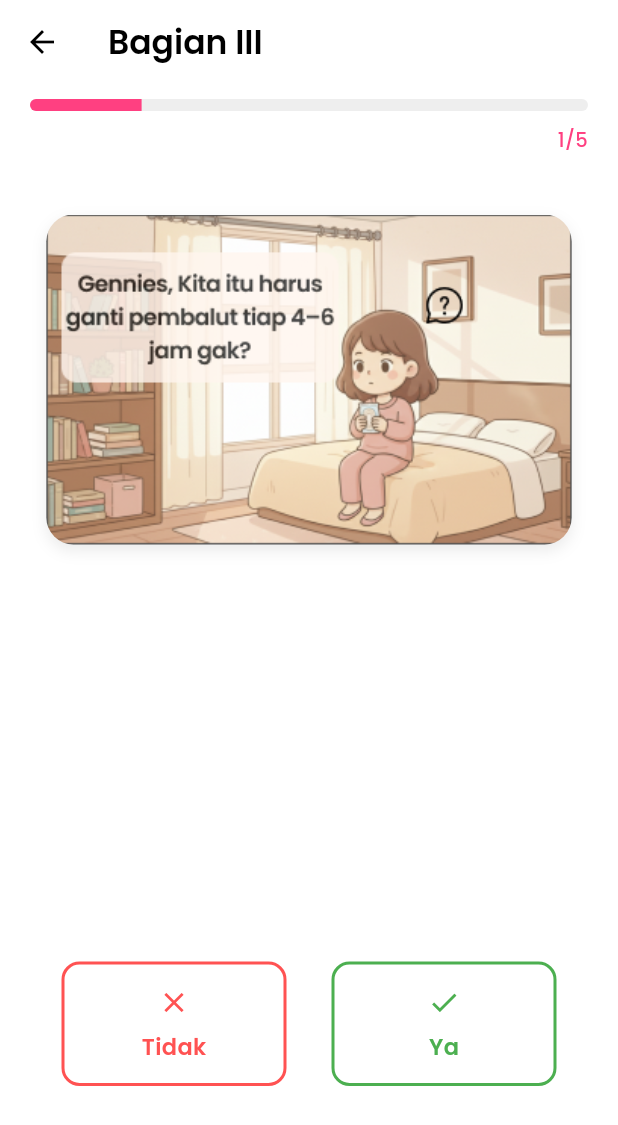
After one commit to Haniayu2345/Gen-Safe, a Flutter app: the QuestionPage3 screen opened directly, on a phone screen of 412 x 824 dp. The commit adds this screen. Shown: the top 1125 px of the screen. Run offline on Flutter 3.47's test engine with Material 3 defaults, Android fonts, the phone set to English and light mode, and no system bars; our stand-ins replace google_fonts.

Commit message:
Genplay Tema 2 Topik 1

```diff
--- /dev/null
+++ b/lib/pages/question_page3.dart
@@ -0,0 +1,357 @@
+import 'package:flutter/material.dart';
+import 'package:google_fonts/google_fonts.dart';
+import '../widgets/answer_button.dart';
+
+class QuestionPage3 extends StatefulWidget {
+  const QuestionPage3({super.key});
+
+  @override
+  State<QuestionPage3> createState() => _QuestionPage3State();
+}
+
+class _QuestionPage3State extends State<QuestionPage3>
+    with SingleTickerProviderStateMixin {
+  int currentIndex = 0;
+  String? selectedAnswer;
+
+  late AnimationController _controller;
+  late Animation<Offset> _slideAnimation;
+
+  final List<Map<String, dynamic>> questions = [
+    {
+      "image": "assets/images/card1.png",
+      "answer": "Ya",
+      "explanationTrue":
+          "Yes, bener banget! Ganti pembalut tiap 4–6 jam itu penting banget biar tetap bersih dan gak lembap, supaya area kewanitaan kamu juga tetap sehat.",
+      "explanationFalse":
+          "Ups, kurang tepat nihi. Pembalut harus diganti tiap 4–6 jam ya, Gennies. Kalau kelamaan, bisa bikin iritasi dan jadi sarang bakteri.",
+    },
+    {
+      "image": "assets/images/card2.png",
+      "answer": "Tidak",
+      "explanationTrue":
+          "Yes, bener banget! Ganti pembalut itu wajib tiap beberapa jam biar tetap fresh dan bebas dari  iritasi.",
+      "explanationFalse":
+          "Ups, kurang tepat nih! Pakai pembalut seharian tanpa ganti malah bikin lembap dan bisa  menimbulkan bau atau infeksi.",
+    },
+    {
+      "image": "assets/images/card3.png",
+      "answer": "Ya",
+      "explanationTrue":
+          "Yes, bener banget! Cukup pakai air bersih aja kok, nggak perlu sabun khusus yang bisa ganggu pH alami area kewanitaan.",
+      "explanationFalse":
+          "Ups, kurang tepat nih! Justru air bersih udah cukup banget buat jaga kebersihan organ kewanitaan kamu, Gennies!",
+    },
+    {
+      "image": "assets/images/card4.png",
+      "answer": "Tidak",
+      "explanationTrue":
+          "Yes, bener banget! Yes, bener banget! Celana yang longgar dan nyerap keringat bikin area kewanitaan kamu bisa  ‘bernapas’ dan tetap sehat.",
+      "explanationFalse":
+          "Ups, kurang tepat nih! Celana dalam yang terlalu ketat malah bikin lembap dan gak nyaman.",
+    },
+    {
+      "image": "assets/images/card5.png",
+      "answer": "Ya",
+      "explanationTrue":
+          "Yes, bener banget!  Jaga kebersihan setelah olahraga biar gak lembap dan terhindar dari bakteri  karena keringat.",
+      "explanationFalse":
+          "Ups, kurang tepat nih! Setelah olahraga itu wajib banget jaga kebersihan, biar kulit dan area  kewanitaan kamu tetap sehat dan segar.",
+    },
+  ];
+
+  @override
+  void initState() {
+    super.initState();
+    _controller = AnimationController(
+      vsync: this,
+      duration: const Duration(milliseconds: 350),
+    );
+    _slideAnimation =
+        Tween<Offset>(begin: const Offset(0, 1), end: Offset.zero).animate(
+      CurvedAnimation(parent: _controller, curve: Curves.easeOutCubic),
+    );
+  }
+
+  @override
+  void dispose() {
+    _controller.dispose();
+    super.dispose();
+  }
+
+  void _onSelectAnswer(String choice) {
+    if (selectedAnswer != null) return;
+
+    setState(() => selectedAnswer = choice);
+    _controller.forward();
+  }
+
+  void _nextQuestion() {
+    _controller.reverse();
+    setState(() {
+      selectedAnswer = null;
+      if (currentIndex < questions.length - 1) {
+        currentIndex++;
+      } else {
+        ScaffoldMessenger.of(context).showSnackBar(
+          SnackBar(
+            content: Text("Kuis selesai! 🎉", style: GoogleFonts.poppins()),
+            backgroundColor: Colors.green,
+            duration: const Duration(seconds: 2),
+          ),
+        );
+        Future.delayed(const Duration(seconds: 2), () => Navigator.pop(context, true));
+      }
+    });
+  }
+
+  Future<bool> _onWillPop() async {
+    bool exitQuiz = false;
+    await showDialog(
+      context: context,
+      builder: (context) => AlertDialog(
+        shape: RoundedRectangleBorder(borderRadius: BorderRadius.circular(16)),
+        title: Text(
+          "Keluar dari kuis?",
+          style: GoogleFonts.poppins(fontWeight: FontWeight.bold),
+        ),
+        content: Text(
+          "Kamu belum menyelesaikan kuis ini. Yakin mau kembali ke halaman utama?",
+          style: GoogleFonts.poppins(),
+        ),
+        actions: [
+          TextButton(
+            onPressed: () => Navigator.pop(context),
+            child: Text("Lanjutkan", style: GoogleFonts.poppins()),
+          ),
+          ElevatedButton(
+            style: ElevatedButton.styleFrom(
+              backgroundColor: Colors.deepPurple,
+              shape: RoundedRectangleBorder(
+                borderRadius: BorderRadius.circular(8),
+              ),
+            ),
+            onPressed: () {
+              exitQuiz = true;
+              Navigator.pop(context);
+            },
+            child: Text("Tetap Keluar", style: GoogleFonts.poppins(color: Colors.white)),
+          ),
+        ],
+      ),
+    );
+    return exitQuiz;
+  }
+
+  @override
+  Widget build(BuildContext context) {
+    final question = questions[currentIndex];
+    final isCorrect = selectedAnswer == question["answer"];
+
+    return WillPopScope(
+      onWillPop: _onWillPop,
+      child: Scaffold(
+        backgroundColor: Colors.white,
+        appBar: AppBar(
+          backgroundColor: Colors.white,
+          elevation: 0,
+          leading: IconButton(
+            icon: const Icon(Icons.arrow_back, color: Colors.black),
+            onPressed: () => Navigator.pop(context),
+          ),
+          title: Text(
+            "Bagian III",
+            style: GoogleFonts.poppins(
+              color: Colors.black,
+              fontWeight: FontWeight.w600,
+            ),
+          ),
+        ),
+        body: Stack(
+          children: [
+            Column(
+              mainAxisAlignment: MainAxisAlignment.spaceBetween,
+              children: [
+                // Progress indicator dengan warna
+                Padding(
+                  padding: const EdgeInsets.fromLTRB(20, 10, 20, 0),
+                  child: Column(
+                    children: [
+                      // Progress bar dengan warna pink
+                      ClipRRect(
+                        borderRadius: BorderRadius.circular(10),
+                        child: LinearProgressIndicator(
+                          value: (currentIndex + 1) / questions.length,
+                          color: Colors.pinkAccent,
+                          backgroundColor: Colors.grey.shade200,
+                          minHeight: 8,
+                        ),
+                      ),
+                      const SizedBox(height: 10),
+                      // Nomor pertanyaan dengan warna pink
+                      Align(
+                        alignment: Alignment.centerRight,
+                        child: Text(
+                          "${currentIndex + 1}/5",
+                          style: GoogleFonts.poppins(
+                            fontSize: 13,
+                            color: Colors.pinkAccent,
+                            fontWeight: FontWeight.w500,
+                          ),
+                        ),
+                      ),
+                    ],
+                  ),
+                ),
+
+                // gambar pertanyaan dengan margin lebih besar
+                Expanded(
+                  child: Align(
+                    alignment: Alignment.topCenter,
+                    child: Container(
+                      margin: const EdgeInsets.only(top: 40), // Tambah margin atas
+                      width: MediaQuery.of(context).size.width * 0.85,
+                      decoration: BoxDecoration(
+                        borderRadius: BorderRadius.circular(18),
+                        boxShadow: [
+                          BoxShadow(
+                            color: Colors.black.withOpacity(0.08),
+                            blurRadius: 8,
+                            offset: const Offset(0, 4),
+                          )
+                        ],
+                      ),
+                      child: ClipRRect(
+                        borderRadius: BorderRadius.circular(18),
+                        child: Image.asset(
+                          question["image"],
+                          fit: BoxFit.contain,
+                        ),
+                      ),
+                    ),
+                  ),
+                ),
+
+                // tombol jawaban dengan margin lebih besar
+                Padding(
+                  padding: const EdgeInsets.only(bottom: 100), // Kurangi dari 160 ke 100
+                  child: Column(
+                    children: [
+                      // Spacer untuk memberi jarak antara gambar dan tombol
+                      const SizedBox(height: 40),
+                      Row(
+                        mainAxisAlignment: MainAxisAlignment.center,
+                        children: [
+                          AnswerButton(
+                            text: "Tidak",
+                            color: selectedAnswer == "Tidak"
+                                ? Colors.redAccent
+                                : Colors.transparent,
+                            borderColor: Colors.redAccent,
+                            textColor: selectedAnswer == "Tidak"
+                                ? Colors.white
+                                : Colors.redAccent,
+                            onTap: () => _onSelectAnswer("Tidak"),
+                          ),
+                          const SizedBox(width: 30), // Tambah jarak antara tombol
+                          AnswerButton(
+                            text: "Ya",
+                            color: selectedAnswer == "Ya"
+                                ? Colors.green
+                                : Colors.transparent,
+                            borderColor: Colors.green,
+                            textColor: selectedAnswer == "Ya"
+                                ? Colors.white
+                                : Colors.green,
+                            onTap: () => _onSelectAnswer("Ya"),
+                          ),
+                        ],
+                      ),
+                    ],
+                  ),
+                ),
+              ],
+            ),
+
+            // overlay hitam
+            if (selectedAnswer != null)
+              Positioned.fill(
+                child: Container(color: Colors.black.withOpacity(0.6)),
+              ),
+
+            // slider penjelasan benar/salah
+            if (selectedAnswer != null)
+              SlideTransition(
+                position: _slideAnimation,
+                child: GestureDetector(
+                  onTap: _nextQuestion,
+                  child: Align(
+                    alignment: Alignment.bottomCenter,
+                    child: Container(
+                      width: double.infinity,
+                      padding:
+                          const EdgeInsets.symmetric(horizontal: 20, vertical: 16),
+                      decoration: BoxDecoration(
+                        color: Colors.white,
+                        borderRadius: const BorderRadius.only(
+                          topLeft: Radius.circular(20),
+                          topRight: Radius.circular(20),
+                        ),
+                        border: Border(
+                          top: BorderSide(
+                            color: isCorrect ? Colors.green : Colors.red,
+                            width: 6,
+                          ),
+                        ),
+                        boxShadow: [
+                          BoxShadow(
+                            color: Colors.black.withOpacity(0.1),
+                            blurRadius: 12,
+                            offset: const Offset(0, -4),
+                          ),
+                        ],
+                      ),
+                      child: Column(
+                        mainAxisSize: MainAxisSize.min,
+                        crossAxisAlignment: CrossAxisAlignment.start,
+                        children: [
+                          Text(
+                            isCorrect ? "Yes, bener banget!" : "Ups, kurang tepat nihi",
+                            style: GoogleFonts.poppins(
+                              fontSize: 16,
+                              fontWeight: FontWeight.bold,
+                              color: isCorrect ? Colors.green : Colors.red,
+                            ),
+                          ),
+                          const SizedBox(height: 6),
+                          Text(
+                            isCorrect
+                                ? question["explanationTrue"]
+                                : question["explanationFalse"],
+                            style: GoogleFonts.poppins(
+                              fontSize: 13.5,
+                              color: Colors.black87,
+                              height: 1.4,
+                            ),
+                          ),
+                          const SizedBox(height: 10),
+                          Align(
+                            alignment: Alignment.centerRight,
+                            child: Text(
+                              "Ketuk untuk lanjut",
+                              style: GoogleFonts.poppins(
+                                  fontSize: 12, color: Colors.grey),
+                            ),
+                          ),
+                        ],
+                      ),
+                    ),
+                  ),
+                ),
+              ),
+          ],
+        ),
+      ),
+    );
+  }
+}
--- a/lib/screens/gen_play_screen.dart
+++ b/lib/screens/gen_play_screen.dart
@@ -1,6 +1,7 @@
 import 'package:flutter/material.dart';
 import 'package:google_fonts/google_fonts.dart';
-import '../pages/question_page1.dart'; // yang udah kamu buat
+import '../pages/question_page1.dart';
+import '../pages/question_page3.dart';
 
 class GenPlayScreen extends StatefulWidget {
   const GenPlayScreen({super.key});
@@ -25,11 +26,11 @@ class _GenPlayScreenState extends State<GenPlayScreen> {
       ]
     },
     {
-      "title": "Waspada dan Kenali Risiko IMS",
+      "title": "Jaga Organ Reproduksi Kamu Yuk!",
       "played": false,
       "sub": [
-        {"text": "Cara penularan IMS", "done": false},
-        {"text": "Pencegahan sejak dini", "done": false},
+        {"text": "Kebersihan Itu Penting", "done": false},
+        {"text": "Cinta Diri, Jaga Diri", "done": false},
       ],
     },
     {
@@ -174,7 +175,7 @@ class _GenPlayScreenState extends State<GenPlayScreen> {
                                         activeIndex = index;
                                       });
 
-                                      // kalau sudah dimainkan → konfirmasi ulang
+                                      // Jika sudah dimainkan sebelumnya → konfirmasi ulang
                                       if (isPlayed) {
                                         final bool? replay = await showDialog(
                                           context: context,
@@ -208,22 +209,24 @@ class _GenPlayScreenState extends State<GenPlayScreen> {
                                             ],
                                           ),
                                         );
-
                                         if (replay != true) return;
                                       }
 
-                                      // arahkan ke halaman pertanyaan sesuai index
+                                      // 🔹 Penentuan halaman berdasarkan judul
+                                      final title = game["title"]
+                                          ?.toString()
+                                          .trim()
+                                          .toLowerCase();
+
                                       Widget? targetPage;
-                                      switch (index) {
-                                        case 0:
-                                          targetPage =
-                                              const QuestionPage1(); // yang udah kamu buat
-                                          break;
-                                        case 1:
-                                        case 2:
-                                        case 3:
-                                          targetPage = null; // belum dibikin
-                                          break;
+                                      if (title ==
+                                          "ayo kenalan sama tubuh kamu") {
+                                        targetPage = const QuestionPage1();
+                                      } else if (title ==
+                                          "jaga organ reproduksi kamu yuk!") {
+                                        targetPage = const QuestionPage3();
+                                      } else {
+                                        targetPage = null;
                                       }
 
                                       if (targetPage == null) {
@@ -305,7 +308,8 @@ class _GenPlayScreenState extends State<GenPlayScreen> {
                                               game["sub"].length,
                                               (i) {
                                                 final isPressed =
-                                                    pressedSubIndex[index] == i;
+                                                    pressedSubIndex[index] ==
+                                                        i;
                                                 return AnimatedContainer(
                                                   duration: const Duration(
                                                       milliseconds: 100),
@@ -345,7 +349,8 @@ class _GenPlayScreenState extends State<GenPlayScreen> {
                                                     children: [
                                                       Expanded(
                                                         child: Text(
-                                                          game["sub"][i]["text"],
+                                                          game["sub"][i]
+                                                              ["text"],
                                                           style: GoogleFonts
                                                               .poppins(
                                                             fontSize: 13,
--- a/pubspec.yaml
+++ b/pubspec.yaml
@@ -41,3 +41,8 @@ flutter:
   - assets/images/question3_card1.png
   - assets/images/question4_card1.png
   - assets/images/question5_card1.png
+  - assets/images/card1.png
+  - assets/images/card2.png
+  - assets/images/card3.png
+  - assets/images/card4.png
+  - assets/images/card5.png
```
Also changed, not shown: assets/images/card1.png (added), assets/images/card2.png (added), assets/images/card3.png (added), assets/images/card4.png (added), assets/images/card5.png (added), pubspec.lock.
